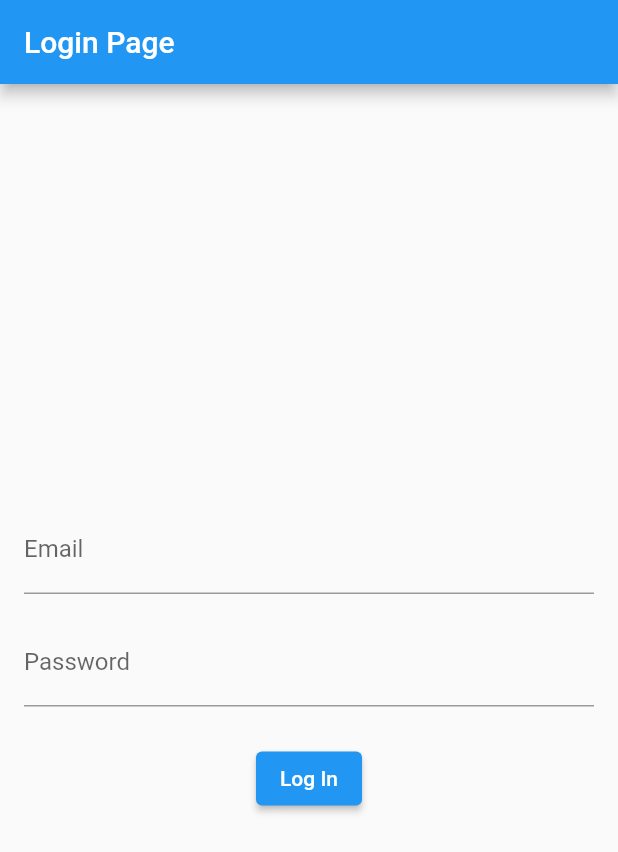
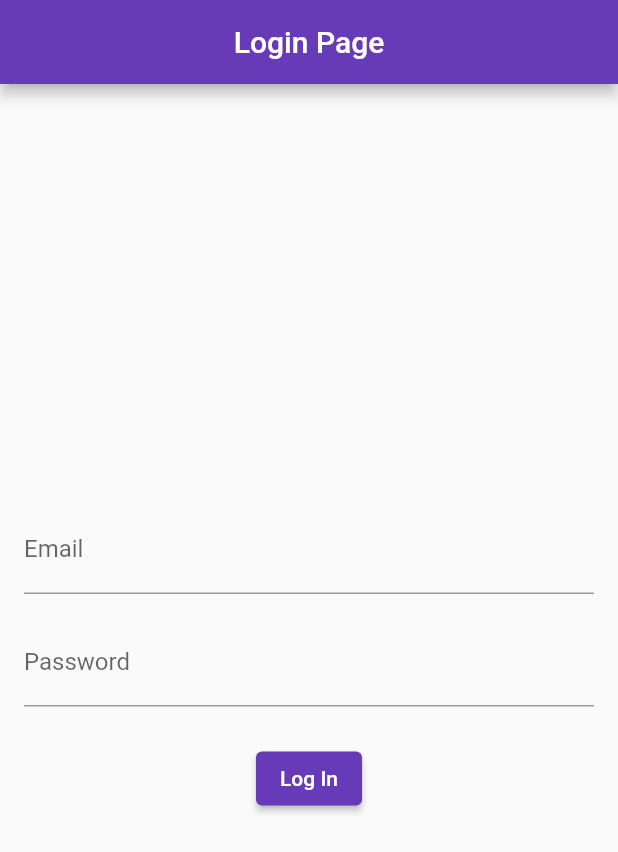
Before and after one commit to AbdulhafizOla/experiment_proj, a Flutter app: the screen it shows after launch, on a phone screen of 412 x 824 dp. Shown: the top 852 px of the screen. Run offline on Flutter 3.47's test engine with Material 2 defaults, Android fonts, the light colour scheme and no system bars; our stand-ins replace device_preview.

Commit message:
appbar color

```diff
--- a/lib/main.dart
+++ b/lib/main.dart
@@ -11,13 +11,15 @@ class LoginPage extends StatelessWidget {
   @override
   Widget build(BuildContext context) {
     return MaterialApp(
+       debugShowCheckedModeBanner: false,
       title: 'Login Page',
       theme: ThemeData(
-        primarySwatch: Colors.blue,
+        primarySwatch: Colors.deepPurple,
       ),
       home: Scaffold(
         appBar: AppBar(
-          title: Text('Login Page'),
+          centerTitle: true,
+          title:  Text('Login Page'),
         ),
         body: Center(
           child: LoginForm(),
```
